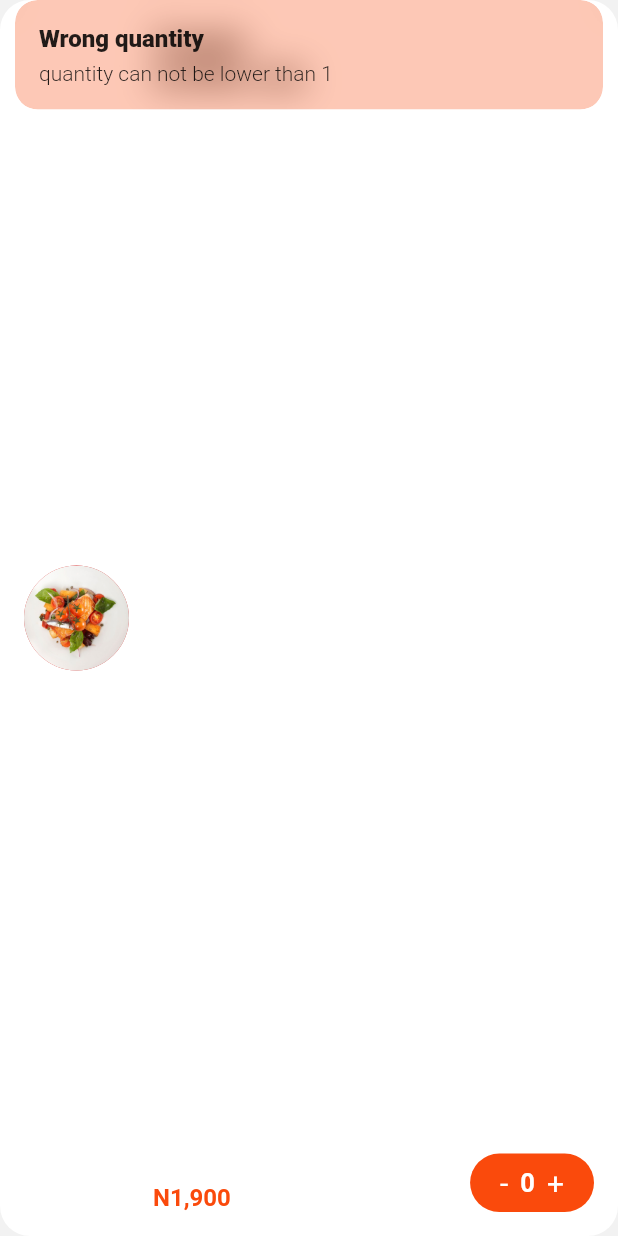
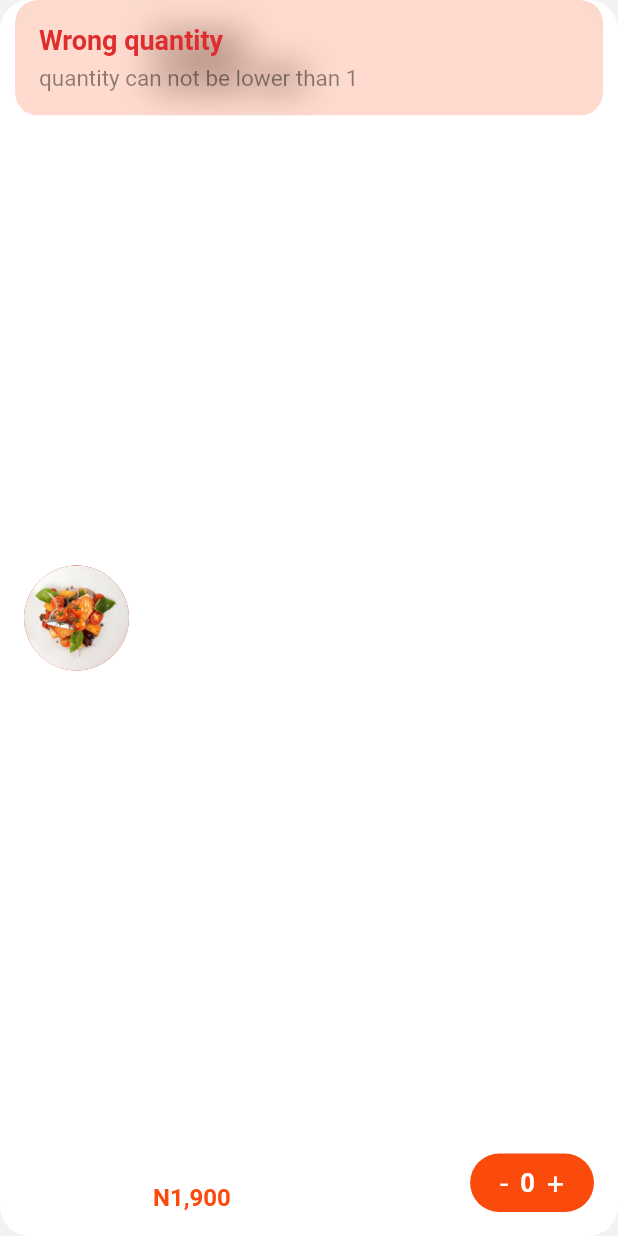
Before and after one commit to miladkhalighi/food_delivery, a Flutter app: the ItemCard widget shown alone on an empty page, opened directly with sample values from the repository, after a tap on an icon or button, on a phone screen of 412 x 824 dp. Run offline on Flutter 3.47's test engine with Material 2 defaults, Android fonts, the phone set to English and light mode, and no system bars; drawn by our look-alikes of flutter_slidable; our stand-ins replace flutter_advanced_drawer, flutter_svg, get; Roboto replaces fonts that are missing (SF).

Commit message:
add button in cartScreen

```diff
--- a/lib/constants/constanst.dart
+++ b/lib/constants/constanst.dart
@@ -1,5 +1,7 @@
 
 
+import 'package:flutter/cupertino.dart';
+import 'package:flutter/material.dart';
 import 'package:get/get.dart';
 import 'package:get/get_core/src/get_main.dart';
 
@@ -16,6 +18,9 @@ void customSnackBar(String title,String msg){
       msg,
       snackPosition: SnackPosition.TOP,
       barBlur: 12,
-      backgroundColor: SolidColors.primaryColor.withOpacity(0.3)
+      backgroundColor: SolidColors.primaryColor.withOpacity(0.2),
+      titleText: Text(title,style: const TextStyle(color: Color(0xFFDF2C2C),fontSize: 18,fontWeight: FontWeight.bold),),
+      messageText: Text(msg,style: const TextStyle(color: Colors.black45,fontSize: 15,)
+      )
   );
 }
--- a/lib/screens/cart_screen/cart_screen.dart
+++ b/lib/screens/cart_screen/cart_screen.dart
@@ -4,6 +4,7 @@ import 'package:flutter_slidable/flutter_slidable.dart';
 import 'package:flutter_svg/flutter_svg.dart';
 import 'package:food_delivery/constants/icon_with_texts_widget.dart';
 import 'package:food_delivery/controllers/cart_controller.dart';
+import 'package:food_delivery/controllers/liked_controller.dart';
 import 'package:food_delivery/models/item.dart';
 import 'package:get/get.dart';
 
@@ -56,7 +57,8 @@ class _CartScreenState extends State<CartScreen> {
 
               )
             ),
-
+            ElevatedButton(onPressed: (){}, child: const Text('Complete order')),
+            const SizedBox(height: 16,),
           ],
         ),
       ),
@@ -102,7 +104,8 @@ class ItemCard extends StatelessWidget {
   @override
   Widget build(BuildContext context) {
 
-    var _controller = Get.find<CartController>();
+    var _cartController = Get.find<CartController>();
+    var _likedController = Get.find<LikedController>();
 
     return Slidable(
       key: ValueKey(item.id),
@@ -110,7 +113,7 @@ class ItemCard extends StatelessWidget {
           extentRatio: 0.4,
           dismissible: DismissiblePane(
               onDismissed: () {
-                _controller.removeFromCart(item);
+                _cartController.removeFromCart(item);
               }),
           motion: const DrawerMotion(),
           children: [
@@ -121,9 +124,19 @@ class ItemCard extends StatelessWidget {
                   mainAxisAlignment: MainAxisAlignment.end,
                   children: [
                     CircleAvatar(
-                      child: IconButton(
-                        onPressed: (){},
-                        icon: const Icon(CupertinoIcons.heart,color: Colors.white,),
+                      child: GetBuilder<LikedController>(
+                        id: 'update like',
+                        builder: (builderCnt) =>
+                        IconButton(
+                          onPressed: (){
+                            _likedController.hasliked(item)
+                                ? _likedController.removeFromLike(item)
+                                : _likedController.addToLike(item);
+                          },
+                          icon: _likedController.hasliked(item) ?
+                          const Icon(CupertinoIcons.heart_fill,color: Colors.white,) :
+                          const Icon(CupertinoIcons.heart,color: Colors.white,),
+                        ),
                       ),
                       backgroundColor: const Color(0xFFDF2C2C),
                       radius: 24,
@@ -132,7 +145,7 @@ class ItemCard extends StatelessWidget {
                     CircleAvatar(
                       child: IconButton(
                         onPressed: (){
-                          _controller.removeFromCart(item);
+                          _cartController.removeFromCart(item);
                           },
                         icon: const Icon(CupertinoIcons.delete,color: Colors.white,),
                       ),
@@ -194,7 +207,7 @@ class ItemCard extends StatelessWidget {
                       child: InkWell(
                           splashColor: Colors.white.withOpacity(0.5),
                           onTap:(){
-                            _controller.quantityDecrement(item);
+                            _cartController.quantityDecrement(item);
                           },child: const Padding(
                         padding: EdgeInsets.symmetric(horizontal: 8.0,vertical: 4),
                         child: Text('-',style: TextStyle(color: Colors.white,fontSize: 20),),
@@ -211,7 +224,7 @@ class ItemCard extends StatelessWidget {
                       child: InkWell(
                         splashColor: Colors.white.withOpacity(0.5),
                           onTap:(){
-                        _controller.quantityIncrement(item);
+                        _cartController.quantityIncrement(item);
                       },child: const Padding(
                         padding: EdgeInsets.symmetric(horizontal: 8.0,vertical: 4),
                         child: Text('+',style: TextStyle(color: Colors.white,fontSize: 20),),
```
